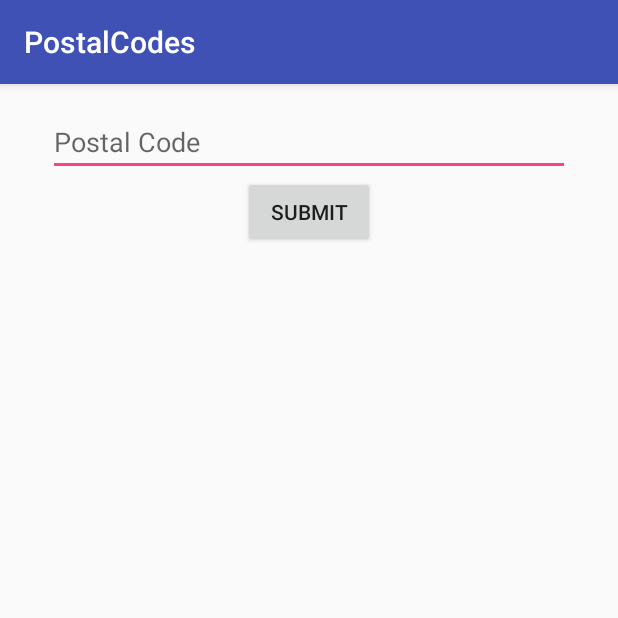
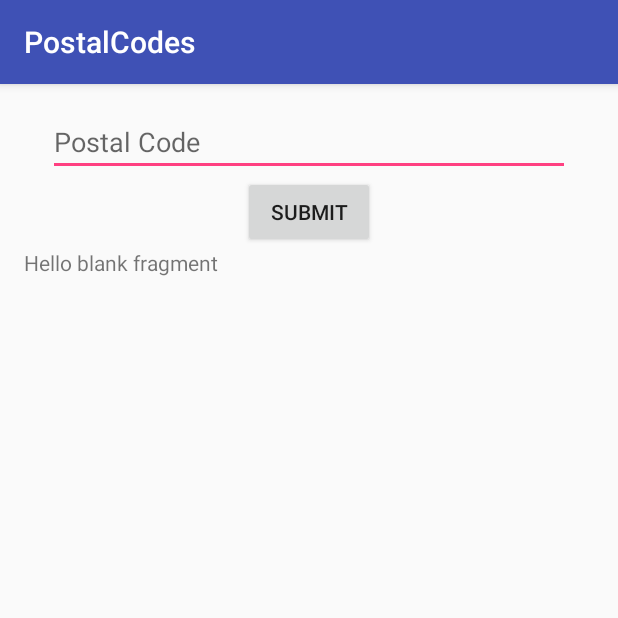
Before and after one commit to JuanCrg90/PostalCodes, an Android app: the screen it shows after launch (MainActivity), on a phone screen of 412 x 824 dp, the top half of it. Run offline under Robolectric (Android 15) with nearby library versions, the phone set to English and light mode, and no system bars; our stand-ins replace ButterKnife.

Commit message:
Add Fragment and test connection with main activity

```diff
--- a/app/build.gradle
+++ b/app/build.gradle
@@ -24,13 +24,14 @@ dependencies {
     androidTestCompile('com.android.support.test.espresso:espresso-core:2.2.2', {
         exclude group: 'com.android.support', module: 'support-annotations'
     })
+
+
+
     compile 'com.android.support:appcompat-v7:24.2.1'
-
     compile 'com.android.support:recyclerview-v7:24.2.1'
     compile 'com.jakewharton:butterknife:7.0.1'
-
     compile 'com.squareup.retrofit2:retrofit:2.0.2'
     compile 'com.squareup.retrofit2:converter-gson:2.0.2'
-
+    compile 'com.android.support:support-v4:24.2.1'
     testCompile 'junit:junit:4.12'
 }
--- a/app/src/main/java/me/juancrg90/postalcodes/MainActivity.java
+++ b/app/src/main/java/me/juancrg90/postalcodes/MainActivity.java
@@ -16,6 +16,8 @@ import me.juancrg90.postalcodes.api.GeoNamesClient;
 import me.juancrg90.postalcodes.api.GeoNamesSevice;
 import me.juancrg90.postalcodes.api.PostalCodes;
 import me.juancrg90.postalcodes.entities.PostalCode;
+import me.juancrg90.postalcodes.fragments.PostalCodesListFragment;
+import me.juancrg90.postalcodes.fragments.PostalCodesListFragmentListener;
 import retrofit2.Call;
 import retrofit2.Callback;
 import retrofit2.Response;
@@ -30,6 +32,8 @@ public class MainActivity extends AppCompatActivity {
     GeoNamesClient geoNamesClient = new GeoNamesClient();
     GeoNamesSevice geoNamesSevice;
 
+    PostalCodesListFragmentListener fragmentListener;
+
     @Override
     protected void onCreate(Bundle savedInstanceState) {
         super.onCreate(savedInstanceState);
@@ -37,6 +41,11 @@ public class MainActivity extends AppCompatActivity {
         ButterKnife.bind(this);
 
         geoNamesSevice = geoNamesClient.getGeoNamesService();
+
+        PostalCodesListFragment fragment = (PostalCodesListFragment) getSupportFragmentManager().findFragmentById(R.id.fragmentList);
+
+        fragment.setRetainInstance(true);
+        fragmentListener = (PostalCodesListFragment) fragment;
     }
 
     @OnClick(R.id.buttonSubmit)
@@ -55,6 +64,8 @@ public class MainActivity extends AppCompatActivity {
 
                 for(int i = 0; i < postalCodeList.size(); i++) {
                     Log.v("res", postalCodeList.get(i).getPlaceName());
+                    fragmentListener.action(postalCodeList.get(i).getPlaceName());
+
                 }
 
             }
@@ -62,8 +73,6 @@ public class MainActivity extends AppCompatActivity {
             @Override
             public void onFailure(Call<PostalCodes> call, Throwable t) {
                 Toast.makeText(getApplicationContext(), "Something went wrong: " + t.getMessage(), Toast.LENGTH_SHORT).show();
-
-
             }
         });
     }
--- /dev/null
+++ b/app/src/main/java/me/juancrg90/postalcodes/fragments/PostalCodesListFragment.java
@@ -0,0 +1,35 @@
+package me.juancrg90.postalcodes.fragments;
+
+
+import android.os.Bundle;
+import android.support.v4.app.Fragment;
+import android.view.LayoutInflater;
+import android.view.View;
+import android.view.ViewGroup;
+import android.widget.Toast;
+
+import me.juancrg90.postalcodes.R;
+
+/**
+ * A simple {@link Fragment} subclass.
+ */
+public class PostalCodesListFragment extends Fragment implements PostalCodesListFragmentListener {
+
+
+    public PostalCodesListFragment() {
+        // Required empty public constructor
+    }
+
+
+    @Override
+    public View onCreateView(LayoutInflater inflater, ViewGroup container,
+                             Bundle savedInstanceState) {
+        // Inflate the layout for this fragment
+        return inflater.inflate(R.layout.fragment_postal_codes_list, container, false);
+    }
+
+    @Override
+    public void action(String message) {
+        Toast.makeText(getActivity(), message, Toast.LENGTH_SHORT).show();
+    }
+}
--- /dev/null
+++ b/app/src/main/java/me/juancrg90/postalcodes/fragments/PostalCodesListFragmentListener.java
@@ -0,0 +1,9 @@
+package me.juancrg90.postalcodes.fragments;
+
+/**
+ * Created by JuanCrg90 on 11/26/16.
+ */
+
+public interface PostalCodesListFragmentListener {
+    public void action(String message);
+}
--- a/app/src/main/res/layout/activity_main.xml
+++ b/app/src/main/res/layout/activity_main.xml
@@ -27,5 +27,14 @@
         android:layout_below="@+id/editPostalCode"
         android:layout_centerHorizontal="true"/>
 
+    <fragment
+        android:layout_width="match_parent"
+        android:layout_height="wrap_content"
+        android:id="@+id/fragmentList"
+        android:layout_below="@+id/buttonSubmit"
+        android:name="me.juancrg90.postalcodes.fragments.PostalCodesListFragment"
+        tools:layout="@layout/fragment_postal_codes_list" />
+
+
 
 </RelativeLayout>
--- /dev/null
+++ b/app/src/main/res/layout/fragment_postal_codes_list.xml
@@ -0,0 +1,13 @@
+<FrameLayout xmlns:android="http://schemas.android.com/apk/res/android"
+    xmlns:tools="http://schemas.android.com/tools"
+    android:layout_width="match_parent"
+    android:layout_height="match_parent"
+    tools:context="me.juancrg90.postalcodes.fragments.PostalCodesListFragment">
+
+    <!-- TODO: Update blank fragment layout -->
+    <TextView
+        android:layout_width="match_parent"
+        android:layout_height="match_parent"
+        android:text="@string/hello_blank_fragment" />
+
+</FrameLayout>
--- a/app/src/main/res/values/strings.xml
+++ b/app/src/main/res/values/strings.xml
@@ -2,4 +2,7 @@
     <string name="app_name">PostalCodes</string>
     <string name="main.editPostalCode">Postal Code</string>
     <string name="main.buttonSubmit">Submit</string>
+
+    <!-- TODO: Remove or change this placeholder text -->
+    <string name="hello_blank_fragment">Hello blank fragment</string>
 </resources>
```
